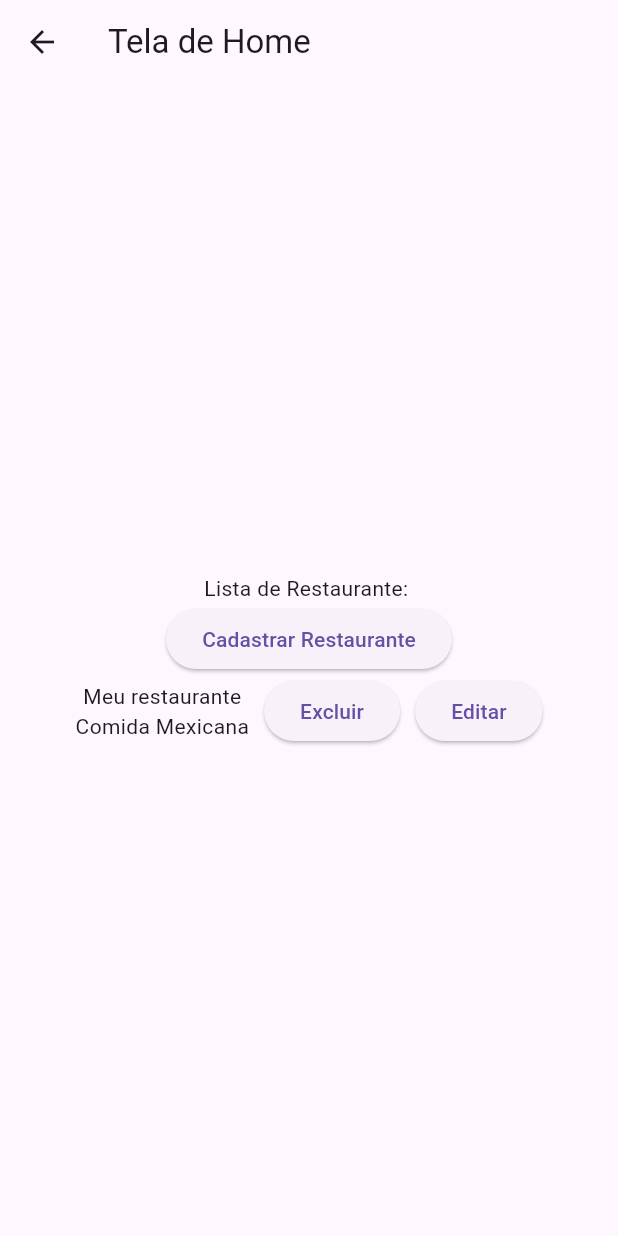
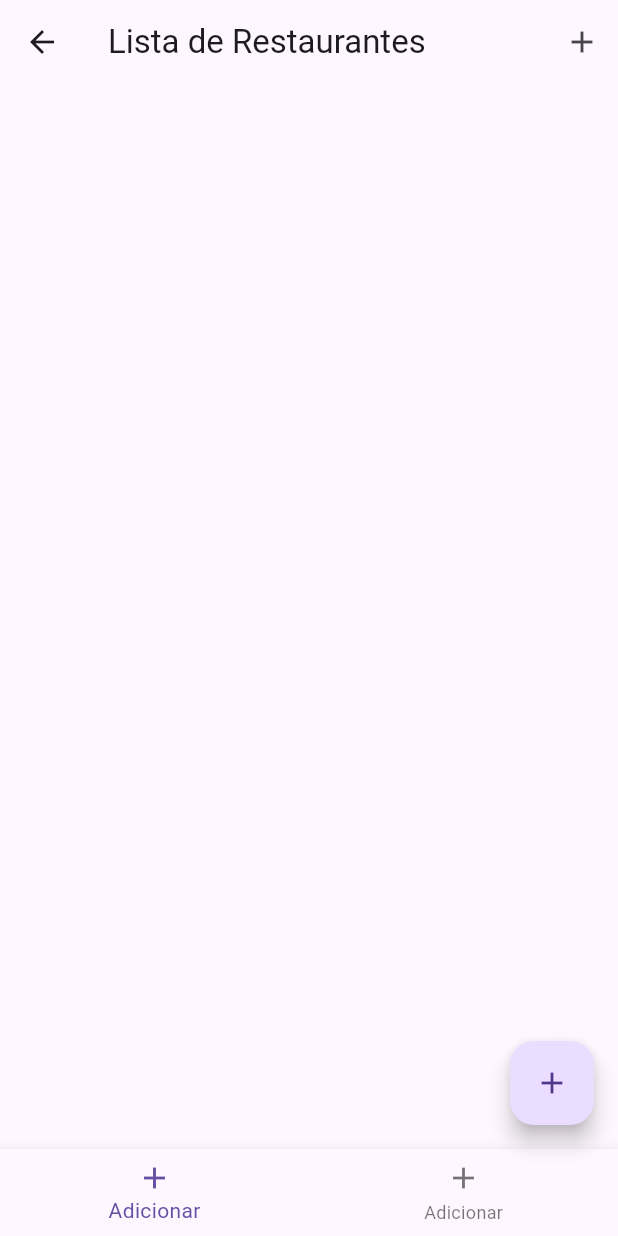
Before and after one commit to RobsonSilva19/mimpedir, a Flutter app: the TelaHome screen opened directly, on a phone screen of 412 x 824 dp. Run offline on Flutter 3.47's test engine with Material 3 defaults, Android fonts, the phone set to English and light mode, and no system bars; our stand-ins replace sqflite; accounts and stored records are empty.

Commit message:
criando restaurante_DAO e modificando a tela home e trazendo os dados do banco

```diff
--- a/lib/tela_home.dart
+++ b/lib/tela_home.dart
@@ -1,42 +1,82 @@
 import 'package:flutter/material.dart';
+import 'package:mimpedir1/banco/restaurante_DAO.dart';
 import 'package:mimpedir1/tela_cad_restaurante.dart';
 import 'package:mimpedir1/tela_editar_restaurante.dart';
+/*import '.../restaurante.dart';*/
 
-class TelaHome extends StatelessWidget{
+class TelaHome extends StatefulWidget {
   TelaHome({super.key});
+
+  @override
+  State<TelaHome> createState() => TelaHomeState();
+}
+
+class TelaHomeState extends State<TelaHome>{
+  List<Restaurante> restaurante = [];
+
+  @override
+  void initStata(){
+    super.initState();
+    carregarRestaurante();
+  }
+
+
+  Future<void> carregarRestaurante() async{
+    final lista = await RestauranteDAO.listarTodos();
+    setState(() {
+      restaurante = lista;
+    });
+  }
+
 
   @override
   Widget build(BuildContext context) {
     return Scaffold(
-      appBar: AppBar(title: const Text("Tela de Home")),
+      appBar: AppBar(title: const Text("Lista de Restaurantes "),
+        actions: [
+          IconButton(
+              onPressed: (){
+                Navigator.push(context, MaterialPageRoute(builder: (context) => TelaCadRestaurante()));
+          }, icon: Icon(Icons.add)
+          )
+        ],
+      ),
       body: Padding(padding: const EdgeInsets.all(20),
-        child: Column(
-          mainAxisAlignment: MainAxisAlignment.center,
-          children: [
-            Text("Lista de Restaurante: "),
-            ElevatedButton(onPressed: (){
-              Navigator.push(context, MaterialPageRoute(builder: (context) => TelaCadRestaurante()));
-            }, child: Text("Cadastrar Restaurante")),
-            Row(
-              mainAxisAlignment: MainAxisAlignment.center,
-              children: [
-                Column(
+        child: ListView.builder(
+          itemCount: restaurante.length,
+          itemBuilder: (context, index){
+            final r = restaurante[index];
+            return Card(
+              margin: EdgeInsets.symmetric(vertical: 8),
+              child: ListTile(
+                title: Text(r.nome ?? 'sem nome'),
+                subtitle: Text('ID: ${r.codigo}'),
+                trailing: Row(
+                  mainAxisSize: MainAxisSize.min,
                   children: [
-                    Text("Meu restaurante"),
-                    Text("Comida Mexicana")
+                    IconButton(onPressed: (){
+                      Navigator.push(context, MaterialPageRoute(builder: (context) => TelaEditarRestaurante()));
+                    }, icon: Icon(Icons.edit, color: Colors.blue,)),
+                    IconButton(onPressed: (){}, icon: Icon(Icons.delete, color: Colors.red,)),
                   ],
                 ),
-                SizedBox(width: 10),
-                ElevatedButton(onPressed: (){}, child: Text("Excluir")),
-                SizedBox(width: 10),
-                ElevatedButton(onPressed: (){
-                  Navigator.push(context, MaterialPageRoute(builder: (context) => TelaEditarRestaurante()));
-                }, child: Text("Editar")),
-              ],
-            ),
-          ],
+              ),
+            );
+          }
         ),
-      )
+      ),
+      floatingActionButton: FloatingActionButton(
+          onPressed: (){
+            Navigator.push(context, MaterialPageRoute(builder: (context) => TelaCadRestaurante()));
+          },
+        child: Icon(Icons.add),
+      ),
+      bottomNavigationBar: BottomNavigationBar(
+        items: const<BottomNavigationBarItem>[
+          BottomNavigationBarItem(icon: Icon(Icons.add), label: 'Adicionar'),
+          BottomNavigationBarItem(icon: Icon(Icons.add), label: 'Adicionar'),
+        ],
+      ),
     );
   }
 }
```
Also changed, not shown: lib/banco/restaurante_DAO.dart (added, +15 -0 lines), lib/restaurante.dart (added), lib/tipo.dart (added), 1 other file.
